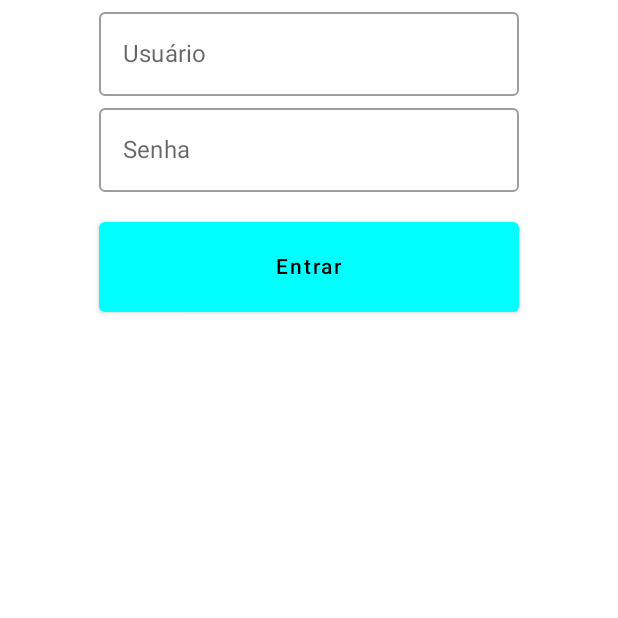
After one commit to mlKelvin/AndroidAppFinal, an Android app built with Jetpack Compose: the LoginScreen screen opened through its navigation route, on a phone screen of 412 x 824 dp, the top half of it. The commit adds this screen. Run offline under Robolectric (Android 15) with nearby library versions, the phone set to English and light mode, and no system bars.

Commit message:
rotas iniciais

```diff
--- a/app/build.gradle
+++ b/app/build.gradle
@@ -47,6 +47,9 @@ android {
 }
 
 dependencies {
+    def nav_version = "2.5.3"
+
+    implementation "androidx.navigation:navigation-compose:$nav_version"
 
     implementation 'androidx.core:core-ktx:1.7.0'
     implementation 'androidx.lifecycle:lifecycle-runtime-ktx:2.3.1'
--- /dev/null
+++ b/app/src/main/java/com/example/appfinal/LoginScreen.kt
@@ -0,0 +1,70 @@
+package com.example.appfinal
+
+import android.content.Intent
+import androidx.compose.foundation.background
+import androidx.compose.foundation.layout.*
+import androidx.compose.foundation.text.KeyboardOptions
+import androidx.compose.material.Button
+import androidx.compose.material.ButtonDefaults
+import androidx.compose.material.OutlinedTextField
+import androidx.compose.material.Text
+import androidx.compose.runtime.*
+import androidx.compose.ui.Alignment
+import androidx.compose.ui.Modifier
+import androidx.compose.ui.graphics.Color
+import androidx.compose.ui.platform.LocalContext
+import androidx.compose.ui.text.input.ImeAction
+import androidx.compose.ui.text.input.PasswordVisualTransformation
+import androidx.compose.ui.unit.dp
+
+@Composable
+fun LoginScreen(onNavigateHome: () -> Unit) {
+    Column(
+        modifier = Modifier
+            .fillMaxSize(),
+            //.background(Color.LightGray),
+            horizontalAlignment = Alignment.CenterHorizontally
+    ) {
+        /*Text(
+            text = "Login",
+        )
+
+        Button(onClick = {
+            onNavigateHome()
+        }) {
+            Text(text = "Navigate to Home")
+        }*/
+        val ctx = LocalContext.current
+        var usuario by remember { mutableStateOf("") }
+        var senha by remember { mutableStateOf("") }
+        OutlinedTextField(
+            value = usuario,
+            onValueChange = { usuario = it },
+            label = { Text("Usuário") },
+            keyboardOptions = KeyboardOptions(imeAction = ImeAction.Next),
+        )
+        OutlinedTextField(
+            value = senha,
+            onValueChange = { senha = it },
+            label = { Text("Senha") },
+            keyboardOptions = KeyboardOptions(imeAction = ImeAction.Next),
+            visualTransformation = PasswordVisualTransformation(),
+        )
+        Spacer(modifier = Modifier.height(20.dp))
+        Button(
+            onClick = {
+                onNavigateHome()
+                /*val i = Intent(ctx, HomeScreen::class.java)
+                ctx.startActivity(i)*/
+            },
+            modifier = Modifier
+                //.fillMaxWidth()
+                .width(280.dp)
+                .height(60.dp),
+            colors = ButtonDefaults.buttonColors(backgroundColor = Color.Cyan),
+            contentPadding = PaddingValues(16.dp)
+        ) {
+            Text(text = "Entrar")
+        }
+    }
+}
--- a/app/src/main/java/com/example/appfinal/MainActivity.kt
+++ b/app/src/main/java/com/example/appfinal/MainActivity.kt
@@ -10,6 +10,11 @@ import androidx.compose.material.Text
 import androidx.compose.runtime.Composable
 import androidx.compose.ui.Modifier
 import androidx.compose.ui.tooling.preview.Preview
+import androidx.navigation.NavType
+import androidx.navigation.compose.NavHost
+import androidx.navigation.compose.composable
+import androidx.navigation.compose.rememberNavController
+import androidx.navigation.navArgument
 import com.example.appfinal.ui.theme.AppFinalTheme
 
 class MainActivity : ComponentActivity() {
@@ -22,10 +27,47 @@ class MainActivity : ComponentActivity() {
                     modifier = Modifier.fillMaxSize(),
                     color = MaterialTheme.colors.background
                 ) {
-                    Greeting("Android")
+                    MyApp()
+                    //Greeting("Android")
                 }
             }
         }
+    }
+}
+
+@Composable
+fun MyApp(){
+    val navController = rememberNavController()
+
+    NavHost(navController = navController, startDestination = "login") {
+        composable("login") {
+            LoginScreen(onNavigateHome = {
+                navController.navigate("home")
+            })
+        }
+
+        composable("home") {
+            HomeScreen(/*onNavigateHome = {
+                navController.navigate("home")
+            }*/)
+        }
+
+        /*composable("form1") {
+            Form1Screen(onNavigateForm2 = {
+                navController.navigate("form2/${it}")
+            },
+                onBack = {
+                    navController.navigateUp()
+                }
+            )
+        }*/
+
+        /*composable("form2/{nome}",
+            arguments = listOf(navArgument("nome") { type = NavType.StringType})
+        ){
+            val param = it.arguments?.getString("nome")
+            Form2Screen(param)
+        } */
     }
 }
 
```
Also changed, not shown: app/src/main/java/com/example/appfinal/HomeScreen.kt (added, +80 -0 lines), app/src/main/java/com/example/appfinal/NovoScreen.kt (added, +12 -0 lines), app/src/main/java/com/example/appfinal/SobreScreen.kt (added, +12 -0 lines), app/src/main/java/com/example/appfinal/ViagensScreen.kt (added, +12 -0 lines).
